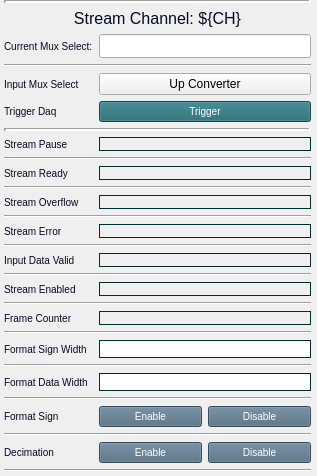
First picture: the form in individuals/up_converter_ch_stream.ui, repository cristinasewell/ATCA_PyDM_Screens, before the edit.
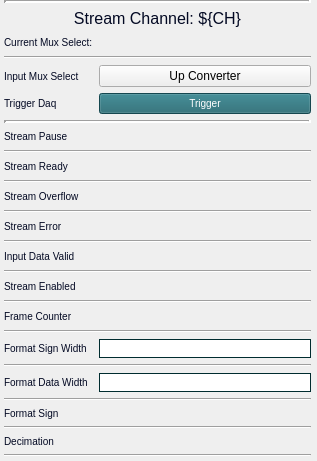
Second picture: the form after the edit. Custom widgets are drawn as their Qt base class.

Commit message: WIP - fix labels for up and down converters

What changed in the file:
```diff
--- a/individuals/up_converter_ch_stream.ui
+++ b/individuals/up_converter_ch_stream.ui
@@ -55,13 +55,7 @@
      <item row="30" column="1">
       <layout class="QHBoxLayout" name="horizontalLayout_2">
        <item>
-        <widget class="PyDMPushButton" name="PyDMPushButton">
-         <property name="sizePolicy">
-          <sizepolicy hsizetype="Minimum" vsizetype="Expanding">
-           <horstretch>0</horstretch>
-           <verstretch>0</verstretch>
-          </sizepolicy>
-         </property>
+        <widget class="PyDMEnumButton" name="PyDMEnumButton_2">
          <property name="toolTip">
           <string/>
          </property>
@@ -80,64 +74,12 @@
   border-style: outset;
 }</string>
          </property>
-         <property name="text">
-          <string>Enable</string>
-         </property>
-         <property name="checkable">
-          <bool>true</bool>
-         </property>
          <property name="channel" stdset="0">
           <string>ca://${DEVICE}:DAQMUX1_DECIMATION${CH}</string>
          </property>
-         <property name="pressValue" stdset="0">
-          <string>1</string>
+         <property name="orientation" stdset="0">
+          <enum>Qt::Horizontal</enum>
          </property>
-         <attribute name="buttonGroup">
-          <string notr="true">buttonGroup_2</string>
-         </attribute>
-        </widget>
-       </item>
-       <item>
-        <widget class="PyDMPushButton" name="PyDMPushButton_2">
-         <property name="sizePolicy">
-          <sizepolicy hsizetype="Minimum" vsizetype="Expanding">
-           <horstretch>0</horstretch>
-           <verstretch>0</verstretch>
-          </sizepolicy>
-         </property>
-         <property name="toolTip">
-          <string/>
-         </property>
-         <property name="styleSheet">
-          <string notr="true">QPushButton {
-  background-color: #50697D;
-  border-color: #F3B749;
-  color:white;
-  font-size: 10px;
-}
-QPushButton:checked{
-  background-color: #14B09B;
-  font: bold
-}
-QPushButton:hover{
-  border-style: outset;
-}</string>
-         </property>
-         <property name="text">
-          <string>Disable</string>
-         </property>
-         <property name="checkable">
-          <bool>true</bool>
-         </property>
-         <property name="channel" stdset="0">
-          <string>ca://${DEVICE}:DAQMUX1_DECIMATION${CH}</string>
-         </property>
-         <property name="pressValue" stdset="0">
-          <string>0</string>
-         </property>
-         <attribute name="buttonGroup">
-          <string notr="true">buttonGroup_2</string>
-         </attribute>
         </widget>
        </item>
       </layout>
@@ -276,6 +218,11 @@
      </item>
      <item row="25" column="1">
       <widget class="PyDMLineEdit" name="PyDMLineEdit_2">
+       <property name="font">
+        <font>
+         <pointsize>10</pointsize>
+        </font>
+       </property>
        <property name="toolTip">
         <string/>
        </property>
@@ -443,18 +390,16 @@
      </item>
      <item row="15" column="1">
       <widget class="PyDMLabel" name="PyDMLabel_4">
+       <property name="font">
+        <font>
+         <pointsize>10</pointsize>
+        </font>
+       </property>
        <property name="toolTip">
         <string/>
        </property>
        <property name="styleSheet">
-        <string notr="true">QLabel{
-  color:#030923;
-  font-size: 10px;
-  font-style: bold;
-  border-width: 1px; 
-  border-style: solid; 
-  border-color: #002C2F;
-}</string>
+        <string notr="true"/>
        </property>
        <property name="text">
         <string/>
@@ -501,18 +446,16 @@
      </item>
      <item row="21" column="1">
       <widget class="PyDMLabel" name="PyDMLabel_7">
+       <property name="font">
+        <font>
+         <pointsize>10</pointsize>
+        </font>
+       </property>
        <property name="toolTip">
         <string/>
        </property>
        <property name="styleSheet">
-        <string notr="true">QLabel{
-  color:#030923;
-  font-size: 10px;
-  font-style: bold;
-  border-width: 1px; 
-  border-style: solid; 
-  border-color: #002C2F;
-}</string>
+        <string notr="true"/>
        </property>
        <property name="text">
         <string/>
@@ -522,26 +465,6 @@
        </property>
       </widget>
      </item>
-     <item row="2" column="1">
-      <widget class="PyDMLineEdit" name="PyDMLineEdit_3">
-       <property name="toolTip">
-        <string/>
-       </property>
-       <property name="styleSheet">
-        <string notr="true">QLineEdit{
-color:#7A2D59;
-font: bold;
-font: 14px;
-}</string>
-       </property>
-       <property name="channel" stdset="0">
-        <string>ca://${DEVICE}:DAQMUX1_INPMUXSELSTR${CH}</string>
-       </property>
-       <property name="displayFormat" stdset="0">
-        <enum>PyDMLineEdit::String</enum>
-       </property>
-      </widget>
-     </item>
      <item row="32" column="0" colspan="2">
       <widget class="Line" name="line_11">
        <property name="orientation">
@@ -574,18 +497,16 @@
      </item>
      <item row="13" column="1">
       <widget class="PyDMLabel" name="PyDMLabel_3">
+       <property name="font">
+        <font>
+         <pointsize>10</pointsize>
+        </font>
+       </property>
        <property name="toolTip">
         <string/>
        </property>
        <property name="styleSheet">
-        <string notr="true">QLabel{
-  color:#030923;
-  font-size: 10px;
-  font-style: bold;
-  border-width: 1px; 
-  border-style: solid; 
-  border-color: #002C2F;
-}</string>
+        <string notr="true"/>
        </property>
        <property name="text">
         <string/>
@@ -597,18 +518,16 @@
      </item>
      <item row="11" column="1">
       <widget class="PyDMLabel" name="PyDMLabel_2">
+       <property name="font">
+        <font>
+         <pointsize>10</pointsize>
+        </font>
+       </property>
        <property name="toolTip">
         <string/>
        </property>
        <property name="styleSheet">
-        <string notr="true">QLabel{
-  color:#030923;
-  font-size: 10px;
-  font-style: bold;
-  border-width: 1px; 
-  border-style: solid; 
-  border-color: #002C2F;
-}</string>
+        <string notr="true"/>
        </property>
        <property name="text">
         <string/>
@@ -656,13 +575,7 @@
      <item row="27" column="1">
       <layout class="QHBoxLayout" name="horizontalLayout">
        <item>
-        <widget class="PyDMPushButton" name="PyDMPushButton_3">
-         <property name="sizePolicy">
-          <sizepolicy hsizetype="Minimum" vsizetype="Expanding">
-           <horstretch>0</horstretch>
-           <verstretch>0</verstretch>
-          </sizepolicy>
-         </property>
+        <widget class="PyDMEnumButton" name="PyDMEnumButton">
          <property name="toolTip">
           <string/>
          </property>
@@ -681,64 +594,12 @@
   border-style: outset;
 }</string>
          </property>
-         <property name="text">
-          <string>Enable</string>
-         </property>
-         <property name="checkable">
-          <bool>true</bool>
-         </property>
          <property name="channel" stdset="0">
           <string>ca://${DEVICE}:DAQMUX1_FORMATSIGN${CH}</string>
          </property>
-         <property name="pressValue" stdset="0">
-          <string>1</string>
+         <property name="orientation" stdset="0">
+          <enum>Qt::Horizontal</enum>
          </property>
-         <attribute name="buttonGroup">
-          <string notr="true">buttonGroup</string>
-         </attribute>
-        </widget>
-       </item>
-       <item>
-        <widget class="PyDMPushButton" name="PyDMPushButton_4">
-         <property name="sizePolicy">
-          <sizepolicy hsizetype="Minimum" vsizetype="Expanding">
-           <horstretch>0</horstretch>
-           <verstretch>0</verstretch>
-          </sizepolicy>
-         </property>
-         <property name="toolTip">
-          <string/>
-         </property>
-         <property name="styleSheet">
-          <string notr="true">QPushButton {
-  background-color: #50697D;
-  border-color: #F3B749;
-  color:white;
-  font-size: 10px;
-}
-QPushButton:checked{
-  background-color: #14B09B;
-  font: bold
-}
-QPushButton:hover{
-  border-style: outset;
-}</string>
-         </property>
-         <property name="text">
-          <string>Disable</string>
-         </property>
-         <property name="checkable">
-          <bool>true</bool>
-         </property>
-         <property name="channel" stdset="0">
-          <string>ca://${DEVICE}:DAQMUX1_FORMATSIGN${CH}</string>
-         </property>
-         <property name="pressValue" stdset="0">
-          <string>0</string>
-         </property>
-         <attribute name="buttonGroup">
-          <string notr="true">buttonGroup</string>
-         </attribute>
         </widget>
        </item>
       </layout>
@@ -789,6 +650,11 @@
      </item>
      <item row="23" column="1">
       <widget class="PyDMLineEdit" name="PyDMLineEdit">
+       <property name="font">
+        <font>
+         <pointsize>10</pointsize>
+        </font>
+       </property>
        <property name="toolTip">
         <string/>
        </property>
@@ -806,18 +672,16 @@
      </item>
      <item row="9" column="1">
       <widget class="PyDMLabel" name="PyDMLabel">
+       <property name="font">
+        <font>
+         <pointsize>10</pointsize>
+        </font>
+       </property>
        <property name="toolTip">
         <string/>
        </property>
        <property name="styleSheet">
-        <string notr="true">QLabel{
-  color:#030923;
-  font-size: 10px;
-  font-style: bold;
-  border-width: 1px; 
-  border-style: solid; 
-  border-color: #002C2F;
-}</string>
+        <string notr="true"/>
        </property>
        <property name="text">
         <string/>
@@ -829,18 +693,16 @@
      </item>
      <item row="19" column="1">
       <widget class="PyDMLabel" name="PyDMLabel_6">
+       <property name="font">
+        <font>
+         <pointsize>10</pointsize>
+        </font>
+       </property>
        <property name="toolTip">
         <string/>
        </property>
        <property name="styleSheet">
-        <string notr="true">QLabel{
-  color:#030923;
-  font-size: 10px;
-  font-style: bold;
-  border-width: 1px; 
-  border-style: solid; 
-  border-color: #002C2F;
-}</string>
+        <string notr="true"/>
        </property>
        <property name="text">
         <string/>
@@ -852,18 +714,16 @@
      </item>
      <item row="17" column="1">
       <widget class="PyDMLabel" name="PyDMLabel_5">
+       <property name="font">
+        <font>
+         <pointsize>10</pointsize>
+        </font>
+       </property>
        <property name="toolTip">
         <string/>
        </property>
        <property name="styleSheet">
-        <string notr="true">QLabel{
-  color:#030923;
-  font-size: 10px;
-  font-style: bold;
-  border-width: 1px; 
-  border-style: solid; 
-  border-color: #002C2F;
-}</string>
+        <string notr="true"/>
        </property>
        <property name="text">
         <string/>
@@ -880,6 +740,29 @@
        </property>
       </widget>
      </item>
+     <item row="2" column="1">
+      <widget class="PyDMLabel" name="PyDMLabel_8">
+       <property name="toolTip">
+        <string/>
+       </property>
+       <property name="styleSheet">
+        <string notr="true">QLabel{
+color:#7A2D59;
+font: bold;
+font: 14px;
+}</string>
+       </property>
+       <property name="text">
+        <string/>
+       </property>
+       <property name="channel" stdset="0">
+        <string>ca://${DEVICE}:DAQMUX1_INPMUXSELSTR${CH}</string>
+       </property>
+       <property name="displayFormat" stdset="0">
+        <enum>PyDMLabel::String</enum>
+       </property>
+      </widget>
+     </item>
     </layout>
    </item>
   </layout>
@@ -895,6 +778,11 @@
    <extends>QLineEdit</extends>
    <header>pydm.widgets.line_edit</header>
   </customwidget>
+  <customwidget>
+   <class>PyDMEnumButton</class>
+   <extends>QWidget</extends>
+   <header>pydm.widgets.enum_button</header>
+  </customwidget>
   <customwidget>
    <class>PyDMPushButton</class>
    <extends>QPushButton</extends>
```
Left out of the diff: 2 changed lines with no effect on the pictures. The commit also changes 3 other files.
